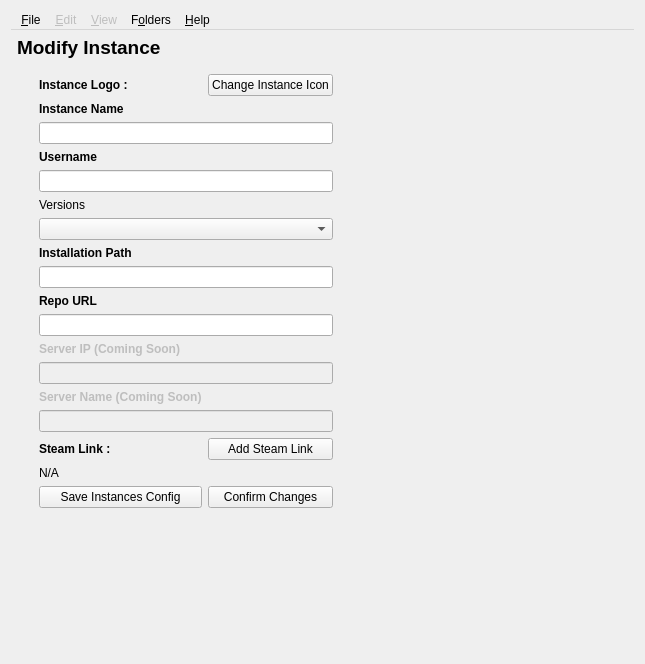
xgui4/LCE-Qt-Launcher, file src/instance.ui: the form before one commit.
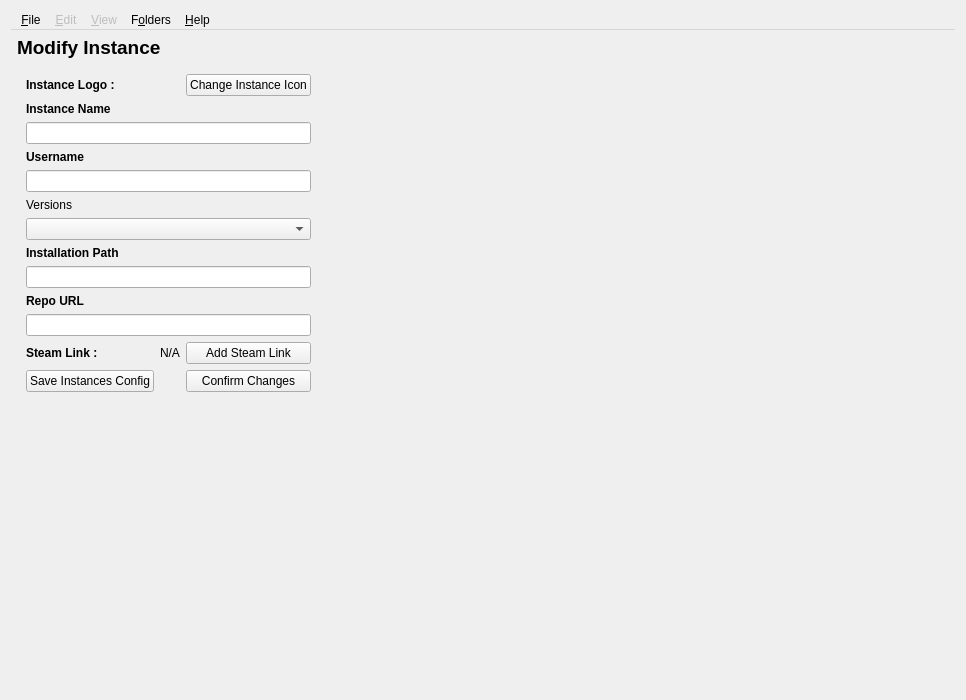
The form after the commit. Icons and pictures are not drawn.

Commit message: cleaned the code witj ruff, remove instance type , and some minors typo fixed on docs and other minors changes

What changed in the file:
```diff
--- a/src/instance.ui
+++ b/src/instance.ui
@@ -6,8 +6,8 @@
    <rect>
     <x>0</x>
     <y>0</y>
-    <width>645</width>
-    <height>664</height>
+    <width>966</width>
+    <height>700</height>
    </rect>
   </property>
   <property name="windowTitle">
@@ -27,7 +27,17 @@
       </sizepolicy>
      </property>
      <layout class="QGridLayout" name="instanceEditorGridLayout">
-      <item row="1" column="1">
+      <item row="14" column="1" colspan="3">
+       <widget class="QLineEdit" name="pathInputBox">
+        <property name="sizePolicy">
+         <sizepolicy hsizetype="Preferred" vsizetype="Preferred">
+          <horstretch>0</horstretch>
+          <verstretch>0</verstretch>
+         </sizepolicy>
+        </property>
+       </widget>
+      </item>
+      <item row="3" column="1">
        <widget class="QLabel" name="label">
         <property name="font">
          <font>
@@ -39,62 +49,84 @@
         </property>
        </widget>
       </item>
-      <item row="20" column="3">
-       <widget class="QFrame" name="mdoifyInstanceFrame">
+      <item row="16" column="1" colspan="3">
+       <widget class="QLineEdit" name="repoURLInputBox">
         <property name="sizePolicy">
-         <sizepolicy hsizetype="Expanding" vsizetype="Expanding">
-          <horstretch>1</horstretch>
-          <verstretch>1</verstretch>
+         <sizepolicy hsizetype="Preferred" vsizetype="Preferred">
+          <horstretch>0</horstretch>
+          <verstretch>0</verstretch>
          </sizepolicy>
         </property>
-        <layout class="QGridLayout" name="instanceEditorGridFrame"/>
        </widget>
       </item>
-      <item row="1" column="2">
-       <widget class="QPushButton" name="pushButton">
+      <item row="11" column="1">
+       <widget class="QLabel" name="versionsComboBoxLabel">
         <property name="text">
-         <string>Change Instance Icon</string>
+         <string>Versions</string>
         </property>
        </widget>
       </item>
-      <item row="13" column="1">
-       <widget class="QLabel" name="serverIPInputBoxLabel">
-        <property name="enabled">
-         <bool>false</bool>
+      <item row="10" column="1" colspan="3">
+       <widget class="QLineEdit" name="usernameInputBox">
+        <property name="sizePolicy">
+         <sizepolicy hsizetype="Preferred" vsizetype="Preferred">
+          <horstretch>0</horstretch>
+          <verstretch>0</verstretch>
+         </sizepolicy>
         </property>
-        <property name="font">
-         <font>
-          <bold>true</bold>
-         </font>
-        </property>
-        <property name="text">
-         <string>Server IP (Coming Soon)</string>
-        </property>
        </widget>
       </item>
-      <item row="18" column="1">
-       <widget class="QLabel" name="steamLinkValue">
+      <item row="17" column="3">
+       <widget class="QPushButton" name="addSteamLinkButton">
         <property name="text">
-         <string>N/A</string>
-        </property>
-       </widget>
-      </item>
-      <item row="15" column="1">
-       <widget class="QLabel" name="serverNameInputBoxLabel">
-        <property name="enabled">
-         <bool>false</bool>
-        </property>
-        <property name="font">
-         <font>
-          <bold>true</bold>
-         </font>
-        </property>
-        <property name="text">
-         <string>Server Name (Coming Soon)</string>
+         <string>Add Steam Link</string>
         </property>
        </widget>
       </item>
       <item row="9" column="1">
+       <widget class="QLabel" name="usernameInputBoxLabel">
+        <property name="sizePolicy">
+         <sizepolicy hsizetype="Preferred" vsizetype="Preferred">
+          <horstretch>0</horstretch>
+          <verstretch>0</verstretch>
+         </sizepolicy>
+        </property>
+        <property name="font">
+         <font>
+          <bold>true</bold>
+         </font>
+        </property>
+        <property name="text">
+         <string>Username</string>
+        </property>
+       </widget>
+      </item>
+      <item row="19" column="3">
+       <widget class="QPushButton" name="confirmChangesButton">
+        <property name="sizePolicy">
+         <sizepolicy hsizetype="Preferred" vsizetype="Preferred">
+          <horstretch>0</horstretch>
+          <verstretch>0</verstretch>
+         </sizepolicy>
+        </property>
+        <property name="text">
+         <string>Confirm Changes</string>
+        </property>
+       </widget>
+      </item>
+      <item row="15" column="1">
+       <widget class="QLabel" name="repoURKLabel">
+        <property name="font">
+         <font>
+          <bold>true</bold>
+         </font>
+        </property>
+        <property name="text">
+         <string>Repo URL</string>
+        </property>
+       </widget>
+      </item>
+      <item row="13" column="1">
        <widget class="QLabel" name="pathInputBoxLabel">
         <property name="font">
          <font>
@@ -106,10 +138,10 @@
         </property>
        </widget>
       </item>
-      <item row="7" column="1">
-       <widget class="QLabel" name="versionsComboBoxLabel">
+      <item row="3" column="3">
+       <widget class="QPushButton" name="pushButton">
         <property name="text">
-         <string>Versions</string>
+         <string>Change Instance Icon</string>
         </property>
        </widget>
       </item>
@@ -125,7 +157,44 @@
         </property>
        </widget>
       </item>
-      <item row="3" column="1">
+      <item row="20" column="1">
+       <widget class="QLabel" name="instanceImgTitle">
+        <property name="text">
+         <string/>
+        </property>
+        <property name="pixmap">
+         <pixmap resource="../res.qrc">:/assets/minecraft_lce_title.png</pixmap>
+        </property>
+        <property name="scaledContents">
+         <bool>true</bool>
+        </property>
+       </widget>
+      </item>
+      <item row="12" column="1" colspan="3">
+       <widget class="QComboBox" name="comboBox"/>
+      </item>
+      <item row="8" column="1" colspan="3">
+       <widget class="QLineEdit" name="instanceNameInputBox"/>
+      </item>
+      <item row="19" column="1">
+       <widget class="QPushButton" name="savetInstanceButton">
+        <property name="text">
+         <string>Save Instances Config</string>
+        </property>
+       </widget>
+      </item>
+      <item row="20" column="4">
+       <widget class="QFrame" name="mdoifyInstanceFrame">
+        <property name="sizePolicy">
+         <sizepolicy hsizetype="Expanding" vsizetype="Expanding">
+          <horstretch>1</horstretch>
+          <verstretch>1</verstretch>
+         </sizepolicy>
+        </property>
+        <layout class="QGridLayout" name="instanceEditorGridFrame"/>
+       </widget>
+      </item>
+      <item row="7" column="1">
        <widget class="QLabel" name="instanceNameLabel">
         <property name="font">
          <font>
@@ -137,37 +206,7 @@
         </property>
        </widget>
       </item>
-      <item row="11" column="1">
-       <widget class="QLabel" name="repoURKLabel">
-        <property name="font">
-         <font>
-          <bold>true</bold>
-         </font>
-        </property>
-        <property name="text">
-         <string>Repo URL</string>
-        </property>
-       </widget>
-      </item>
-      <item row="5" column="1">
-       <widget class="QLabel" name="usernameInputBoxLabel">
-        <property name="sizePolicy">
-         <sizepolicy hsizetype="Preferred" vsizetype="Preferred">
-          <horstretch>0</horstretch>
-          <verstretch>0</verstretch>
-         </sizepolicy>
-        </property>
-        <property name="font">
-         <font>
-          <bold>true</bold>
-         </font>
-        </property>
-        <property name="text">
-         <string>Username</string>
-        </property>
-       </widget>
-      </item>
-      <item row="1" column="0">
+      <item row="3" column="2">
        <widget class="QLabel" name="instanceLogo">
         <property name="sizePolicy">
          <sizepolicy hsizetype="Preferred" vsizetype="Preferred">
@@ -186,105 +225,10 @@
         </property>
        </widget>
       </item>
-      <item row="4" column="1" colspan="2">
-       <widget class="QLineEdit" name="instanceNameInputBox"/>
-      </item>
-      <item row="6" column="1" colspan="2">
-       <widget class="QLineEdit" name="usernameInputBox">
-        <property name="sizePolicy">
-         <sizepolicy hsizetype="Preferred" vsizetype="Preferred">
-          <horstretch>0</horstretch>
-          <verstretch>0</verstretch>
-         </sizepolicy>
-        </property>
-       </widget>
-      </item>
-      <item row="8" column="1" colspan="2">
-       <widget class="QComboBox" name="comboBox"/>
-      </item>
-      <item row="10" column="1" colspan="2">
-       <widget class="QLineEdit" name="pathInputBox">
-        <property name="sizePolicy">
-         <sizepolicy hsizetype="Preferred" vsizetype="Preferred">
-          <horstretch>0</horstretch>
-          <verstretch>0</verstretch>
-         </sizepolicy>
-        </property>
-       </widget>
-      </item>
-      <item row="12" column="1" colspan="2">
-       <widget class="QLineEdit" name="repoURLInputBox">
-        <property name="sizePolicy">
-         <sizepolicy hsizetype="Preferred" vsizetype="Preferred">
-          <horstretch>0</horstretch>
-          <verstretch>0</verstretch>
-         </sizepolicy>
-        </property>
-       </widget>
-      </item>
-      <item row="14" column="1" colspan="2">
-       <widget class="QLineEdit" name="serverIPInputBox">
-        <property name="enabled">
-         <bool>false</bool>
-        </property>
-        <property name="sizePolicy">
-         <sizepolicy hsizetype="Preferred" vsizetype="Preferred">
-          <horstretch>0</horstretch>
-          <verstretch>0</verstretch>
-         </sizepolicy>
-        </property>
-       </widget>
-      </item>
-      <item row="16" column="1" colspan="2">
-       <widget class="QLineEdit" name="serverNameInputBox">
-        <property name="enabled">
-         <bool>false</bool>
-        </property>
-        <property name="sizePolicy">
-         <sizepolicy hsizetype="Preferred" vsizetype="Preferred">
-          <horstretch>0</horstretch>
-          <verstretch>0</verstretch>
-         </sizepolicy>
-        </property>
-       </widget>
-      </item>
       <item row="17" column="2">
-       <widget class="QPushButton" name="addSteamLinkButton">
+       <widget class="QLabel" name="steamLinkValue">
         <property name="text">
-         <string>Add Steam Link</string>
-        </property>
-       </widget>
-      </item>
-      <item row="19" column="1">
-       <widget class="QPushButton" name="savetInstanceButton">
-        <property name="text">
-         <string>Save Instances Config</string>
-        </property>
-       </widget>
-      </item>
-      <item row="19" column="2">
-       <widget class="QPushButton" name="confirmChangesButton">
-        <property name="sizePolicy">
-         <sizepolicy hsizetype="Preferred" vsizetype="Preferred">
-          <horstretch>0</horstretch>
-          <verstretch>0</verstretch>
-         </sizepolicy>
-        </property>
-        <property name="text">
-         <string>Confirm Changes</string>
-        </property>
-       </widget>
-      </item>
-      <item row="1" column="3">
-       <widget class="QLabel" name="instanceImgTitle">
-        <property name="text">
-         <string/>
-        </property>
-        <property name="pixmap">
-         <pixmap resource="../res.qrc">:/assets/minecraft_lce_title.png</pixmap>
-        </property>
-        <property name="scaledContents">
-         <bool>true</bool>
+         <string>N/A</string>
         </property>
        </widget>
       </item>
```
The commit also changes 18 other files.
